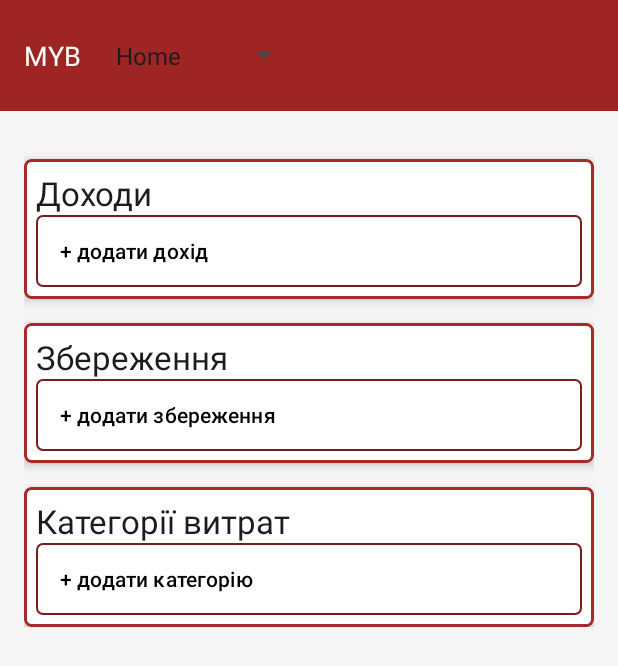
After one commit to Rednigo/MYBMobile, an Android app: the layout activity_main_uk.xml on its own in the app's theme, with its tools: preview values and no code run, on a phone screen of 412 x 824 dp. The commit adds this screen. Shown: the top 666 px of the screen. Run offline under Robolectric (Android 15) with nearby library versions, the phone set to English and light mode, and no system bars.

Commit message:
Added ukrainian language to main page

```diff
--- a/MYB/app/src/main/java/com/example/myb/LoginActivity.kt
+++ b/MYB/app/src/main/java/com/example/myb/LoginActivity.kt
@@ -59,10 +59,12 @@ class LoginActivity : AppCompatActivity() {
                     val response = inputStream.bufferedReader().use { it.readText() }
                     val jsonResponse = JSONObject(response)
                     val userId = jsonResponse.getInt("id")
+                    val userLang = jsonResponse.getString("language")
 
                     val sharedPrefs = getSharedPreferences(PREF_FILE, Context.MODE_PRIVATE)
                     sharedPrefs.edit().apply {
                         putInt("USER_ID", userId)
+                        putString("LANG", userLang)
                         apply()
                     }
 
--- a/MYB/app/src/main/java/com/example/myb/MainActivity.kt
+++ b/MYB/app/src/main/java/com/example/myb/MainActivity.kt
@@ -75,6 +75,12 @@ class MainActivity : AppCompatActivity(), UIUpdater {
         incomeNetworkManager = IncomeNetworkManager(this)
 
         sharedPreferences = getSharedPreferences(PREF_FILE, Context.MODE_PRIVATE)
+        if (getUserLanguage() == "uk") {
+            setContentView(R.layout.activity_main_uk)
+        }
+        else {
+            setContentView(R.layout.activity_main)
+        }
 
         setupRecyclerViews()
         setupButtons()
@@ -161,6 +167,10 @@ class MainActivity : AppCompatActivity(), UIUpdater {
 
     private fun getUserId(): Int {
         return sharedPreferences.getInt("USER_ID", -1) // -1 as default if not found
+    }
+
+    private fun getUserLanguage(): String? {
+        return sharedPreferences.getString("LANG", "en") // -1 as default if not found
     }
 
     private fun setupRecyclerViews() {
--- /dev/null
+++ b/MYB/app/src/main/res/layout/activity_main_uk.xml
@@ -0,0 +1,187 @@
+<?xml version="1.0" encoding="utf-8"?>
+<RelativeLayout xmlns:android="http://schemas.android.com/apk/res/android"
+    xmlns:card_view="http://schemas.android.com/apk/res-auto"
+    android:layout_width="match_parent"
+    android:layout_height="match_parent"
+    android:background="#F5F5F5">
+
+    <androidx.core.widget.NestedScrollView
+        android:layout_width="match_parent"
+        android:layout_height="match_parent">
+
+        <LinearLayout
+            android:layout_width="match_parent"
+            android:layout_height="wrap_content"
+            android:orientation="vertical"
+            >
+
+            <LinearLayout
+                android:id="@+id/customHeaderLayout"
+                android:layout_width="match_parent"
+                android:layout_height="74dp"
+                android:background="#9F2424"
+                android:padding="16dp">
+
+                <TextView
+                    android:id="@+id/headerTextView"
+                    android:layout_width="wrap_content"
+                    android:layout_height="wrap_content"
+                    android:layout_gravity="center_vertical"
+                    android:text="MYB"
+                    android:textColor="#FFFFFF"
+                    android:textSize="18sp" />
+
+                <Spinner
+                    android:id="@+id/dropdownSpinner"
+                    android:layout_width="wrap_content"
+                    android:layout_height="match_parent"
+                    android:layout_marginStart="15dp"
+                    android:layout_weight="0"
+                    android:entries="@array/view_types"
+                    android:textColor="#808080" />
+            </LinearLayout>
+
+
+            <LinearLayout
+                android:layout_width="match_parent"
+                android:layout_height="wrap_content"
+                android:orientation="vertical"
+                android:padding="16dp">
+
+                <!-- Income Section -->
+                <androidx.cardview.widget.CardView
+                    android:layout_width="match_parent"
+                    android:layout_height="wrap_content"
+                    android:layout_marginTop="16dp"
+                    card_view:cardElevation="4dp"
+                    card_view:cardCornerRadius="4dp"
+                    >
+                    <!-- No ScrollView here, the content will expand -->
+                    <LinearLayout
+                        android:layout_width="match_parent"
+                        android:layout_height="wrap_content"
+                        android:orientation="vertical"
+                        android:padding="8dp"
+                        android:background="@drawable/cardview_border">
+
+                        <TextView
+                            android:layout_width="match_parent"
+                            android:layout_height="wrap_content"
+                            android:text="Доходи"
+                            android:textAppearance="@style/TextAppearance.AppCompat.Large" />
+
+                        <androidx.recyclerview.widget.RecyclerView
+                            android:id="@+id/incomeRecyclerView"
+                            android:layout_width="match_parent"
+                            android:layout_height="wrap_content" />
+
+                        <Button
+                            android:layout_width="match_parent"
+                            android:layout_height="wrap_content"
+                            android:text="+ додати дохід"
+                            android:id="@+id/addIncomeButton"
+                            android:background="@drawable/button_transparent"
+                            android:textColor="@android:color/black"
+                            android:gravity="start|center_vertical"
+                            android:paddingStart="16dp"
+                            android:paddingEnd="16dp" />
+                    </LinearLayout>
+                </androidx.cardview.widget.CardView>
+
+                <!-- Preservations Section -->
+                <androidx.cardview.widget.CardView
+                    android:layout_width="match_parent"
+                    android:layout_height="wrap_content"
+                    android:layout_marginTop="16dp"
+                    card_view:cardElevation="4dp"
+                    card_view:cardCornerRadius="4dp">
+
+                    <LinearLayout
+                        android:layout_width="match_parent"
+                        android:layout_height="wrap_content"
+                        android:orientation="vertical"
+                        android:padding="8dp"
+                        android:background="@drawable/cardview_border">>
+
+                        <TextView
+                            android:layout_width="match_parent"
+                            android:layout_height="wrap_content"
+                            android:text="Збереження"
+                            android:textAppearance="@style/TextAppearance.AppCompat.Large" />
+
+                        <androidx.recyclerview.widget.RecyclerView
+                            android:id="@+id/savingsRecyclerView"
+                            android:layout_width="match_parent"
+                            android:layout_height="wrap_content" />
+
+                        <!-- Dynamic list for Savings items -->
+
+                        <Button
+                            android:layout_width="match_parent"
+                            android:layout_height="wrap_content"
+                            android:text="+ додати збереження"
+                            android:id="@+id/addSavingButton"
+                            android:background="@drawable/button_transparent"
+                            android:textColor="@android:color/black"
+                            android:gravity="start|center_vertical"
+                            android:paddingStart="16dp"
+                            android:paddingEnd="16dp" />
+                    </LinearLayout>
+                </androidx.cardview.widget.CardView>
+
+                <!-- Expense Categories Section -->
+                <androidx.cardview.widget.CardView
+                    android:layout_width="match_parent"
+                    android:layout_height="wrap_content"
+                    android:layout_marginTop="16dp"
+                    card_view:cardElevation="4dp"
+                    card_view:cardCornerRadius="4dp"
+                    >
+
+                    <LinearLayout
+                        android:layout_width="match_parent"
+                        android:layout_height="wrap_content"
+                        android:orientation="vertical"
+                        android:padding="8dp"
+                        android:background="@drawable/cardview_border">
+
+                        <TextView
+                            android:layout_width="match_parent"
+                            android:layout_height="wrap_content"
+                            android:text="Категорії витрат"
+                            android:textAppearance="@style/TextAppearance.AppCompat.Large" />
+
+                        <androidx.recyclerview.widget.RecyclerView
+                            android:id="@+id/expenseCategoryRecyclerView"
+                            android:layout_width="match_parent"
+                            android:layout_height="wrap_content" />
+
+                        <Button
+                            android:layout_width="match_parent"
+                            android:layout_height="wrap_content"
+                            android:text="+ додати категорію"
+                            android:id="@+id/addExpenseCategoryButton"
+                            android:background="@drawable/button_transparent"
+                            android:textColor="@android:color/black"
+                            android:gravity="start|center_vertical"
+                            android:paddingStart="16dp"
+                            android:paddingEnd="16dp" />
+                    </LinearLayout>
+                </androidx.cardview.widget.CardView>
+
+                <!-- Add Category Button -->
+                <!--            <Button-->
+                <!--                android:layout_width="match_parent"-->
+                <!--                android:layout_height="wrap_content"-->
+                <!--                android:text="+ add category"-->
+                <!--                android:id="@+id/addCategoryButton"-->
+                <!--                android:background="@drawable/button_transparent"-->
+                <!--                android:textColor="@android:color/black"-->
+                <!--                android:gravity="start|center_vertical"-->
+                <!--                android:paddingStart="16dp"-->
+                <!--                android:paddingEnd="16dp"-->
+                <!--                android:layout_marginTop="16dp" />-->
+            </LinearLayout>
+        </LinearLayout>
+    </androidx.core.widget.NestedScrollView>
+</RelativeLayout>
--- a/MYB/app/src/main/res/layout/guest_layout.xml
+++ b/MYB/app/src/main/res/layout/guest_layout.xml
@@ -28,11 +28,13 @@
         android:text="@string/manage_your_budget"
         android:textSize="50sp"
         android:textColor="@color/white"
-        android:textStyle="bold"
+        android:textStyle="normal"
         app:layout_constraintBottom_toTopOf="@id/btnLogin"
         app:layout_constraintEnd_toEndOf="parent"
         app:layout_constraintHorizontal_bias="0.501"
-        app:layout_constraintStart_toStartOf="parent"/>
+        app:layout_constraintStart_toStartOf="parent"
+        app:layout_constraintTop_toBottomOf="@+id/ivSemiCircle"
+        android:layout_marginTop="-520dp"/>
 
     <Button
         android:id="@+id/btnLogin"
@@ -43,7 +45,7 @@
         app:layout_constraintTop_toBottomOf="@+id/ManageYourBudget"
         app:layout_constraintEnd_toEndOf="parent"
         app:layout_constraintStart_toStartOf="parent"
-        android:layout_marginTop="370dp"
+        android:layout_marginTop="170dp"
         android:clickable="true"
         android:focusable="true" />
 
--- a/MYB/app/src/main/res/layout/login_layout.xml
+++ b/MYB/app/src/main/res/layout/login_layout.xml
@@ -21,9 +21,9 @@
         android:layout_width="wrap_content"
         android:layout_height="wrap_content"
         android:text="Log in"
-        android:textSize="34sp"
+        android:textSize="70sp"
         android:textColor="@color/white"
-        android:textStyle="bold"
+        android:textStyle="normal"
         app:layout_constraintTop_toBottomOf="@id/login_bg"
         app:layout_constraintEnd_toEndOf="parent"
         app:layout_constraintStart_toStartOf="parent"
@@ -40,7 +40,7 @@
         app:layout_constraintEnd_toEndOf="parent"
         app:layout_constraintStart_toStartOf="parent"
         app:layout_constraintHorizontal_bias="0.5"
-        android:layout_marginTop="232dp"
+        android:layout_marginTop="150dp"
         android:layout_marginStart="16dp"
         android:layout_marginEnd="16dp" />
 
@@ -58,14 +58,14 @@
         android:layout_marginStart="16dp"
         android:layout_marginEnd="16dp" />
 
-    <CheckBox
-        android:id="@+id/cbRememberMe"
-        android:layout_width="wrap_content"
-        android:layout_height="wrap_content"
-        android:text="Remember me"
-        app:layout_constraintTop_toBottomOf="@id/etPassword"
-        app:layout_constraintStart_toStartOf="@id/etPassword"
-        android:layout_marginTop="16dp" />
+<!--    <CheckBox-->
+<!--        android:id="@+id/cbRememberMe"-->
+<!--        android:layout_width="wrap_content"-->
+<!--        android:layout_height="wrap_content"-->
+<!--        android:text="Remember me"-->
+<!--        app:layout_constraintTop_toBottomOf="@id/etPassword"-->
+<!--        app:layout_constraintStart_toStartOf="@id/etPassword"-->
+<!--        android:layout_marginTop="16dp" />-->
 
     <Button
         android:id="@+id/btnLogin"
@@ -76,7 +76,7 @@
         android:textSize="18sp"
         android:background="@drawable/rounded_button_selector"
         android:padding="12dp"
-        app:layout_constraintTop_toBottomOf="@id/cbRememberMe"
+        app:layout_constraintTop_toBottomOf="@id/etPassword"
         app:layout_constraintEnd_toEndOf="parent"
         app:layout_constraintStart_toStartOf="parent"
         android:layout_marginTop="24dp"
--- a/MYB/app/src/main/res/layout/signup_layout.xml
+++ b/MYB/app/src/main/res/layout/signup_layout.xml
@@ -21,13 +21,13 @@
         android:layout_width="wrap_content"
         android:layout_height="wrap_content"
         android:text="Sign up"
-        android:textSize="34sp"
+        android:textSize="70sp"
         android:textColor="@color/white"
-        android:textStyle="bold"
+        android:textStyle="normal"
         app:layout_constraintTop_toBottomOf="@id/signup_bg"
         app:layout_constraintEnd_toEndOf="parent"
         app:layout_constraintStart_toStartOf="parent"
-        android:layout_marginTop="-60dp" />
+        android:layout_marginTop="-200dp" />
 
     <EditText
         android:id="@+id/etNewUsername"
@@ -39,7 +39,7 @@
         app:layout_constraintTop_toBottomOf="@id/tvSignup"
         app:layout_constraintEnd_toEndOf="parent"
         app:layout_constraintStart_toStartOf="parent"
-        android:layout_marginTop="32dp"
+        android:layout_marginTop="132dp"
         android:layout_marginStart="16dp"
         android:layout_marginEnd="16dp" />
 
```
Also changed, not shown: MYB/app/src/main/AndroidManifest.xml (+8 -4 lines).
